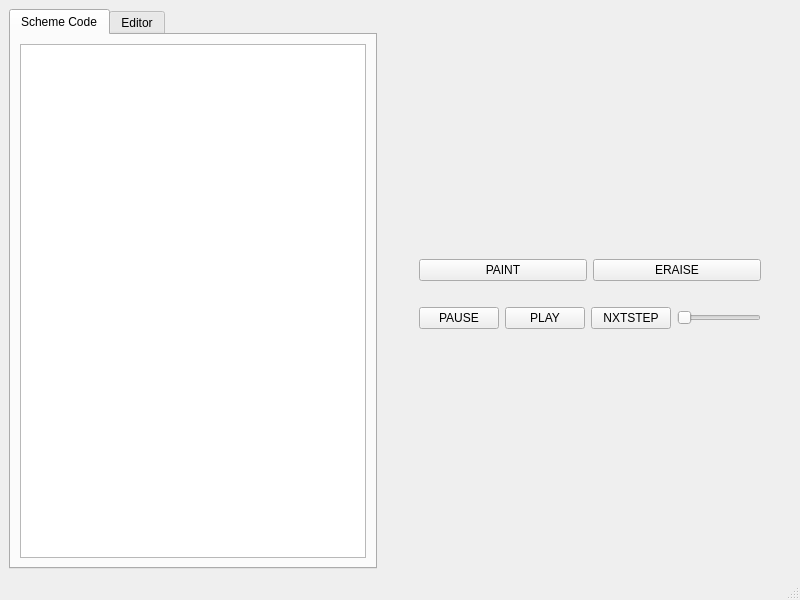
d1sxgRee/CAEditor, file mainwindow.ui: the form before one commit.
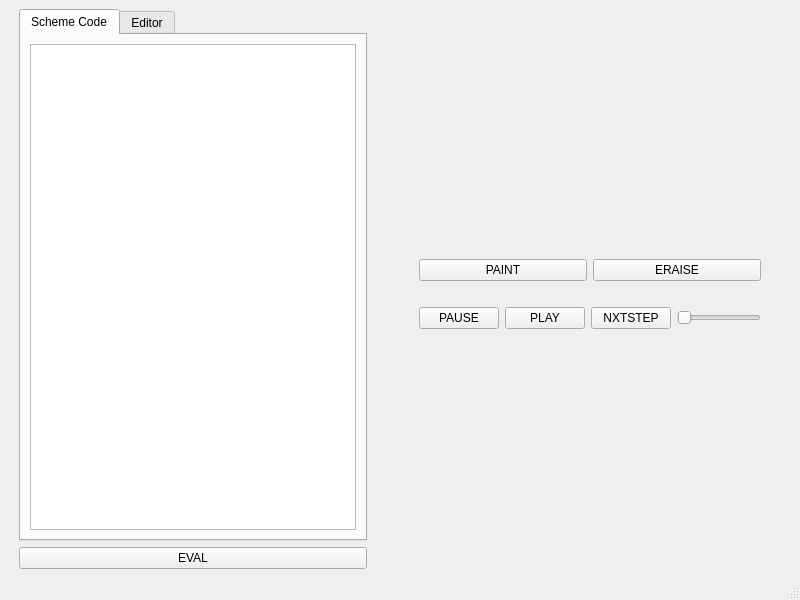
The form after the commit. The open tabs and pages were chosen to show the change.

Commit message: interface update + scheme interpretor

Diff of the .ui file:
```diff
--- a/mainwindow.ui
+++ b/mainwindow.ui
@@ -16,6 +16,14 @@
   <widget class="QWidget" name="centralwidget">
    <layout class="QHBoxLayout" name="horizontalLayout">
     <item>
+     <layout class="QVBoxLayout" name="verticalLayout_5">
+      <property name="leftMargin">
+       <number>10</number>
+      </property>
+      <property name="rightMargin">
+       <number>10</number>
+      </property>
+      <item>
      <widget class="QTabWidget" name="tabWidget">
       <property name="currentIndex">
        <number>1</number>
@@ -41,6 +49,15 @@
        </layout>
       </widget>
      </widget>
+      </item>
+      <item>
+       <widget class="QPushButton" name="schemeButton">
+        <property name="text">
+         <string>EVAL</string>
+        </property>
+       </widget>
+      </item>
+     </layout>
     </item>
     <item>
      <widget class="QWidget" name="widget" native="true"/>
```
Left out of the diff: 2 changed lines with no effect on the pictures. Lines whose indentation alone changed are shown as unchanged. The commit also changes 3 other files.
